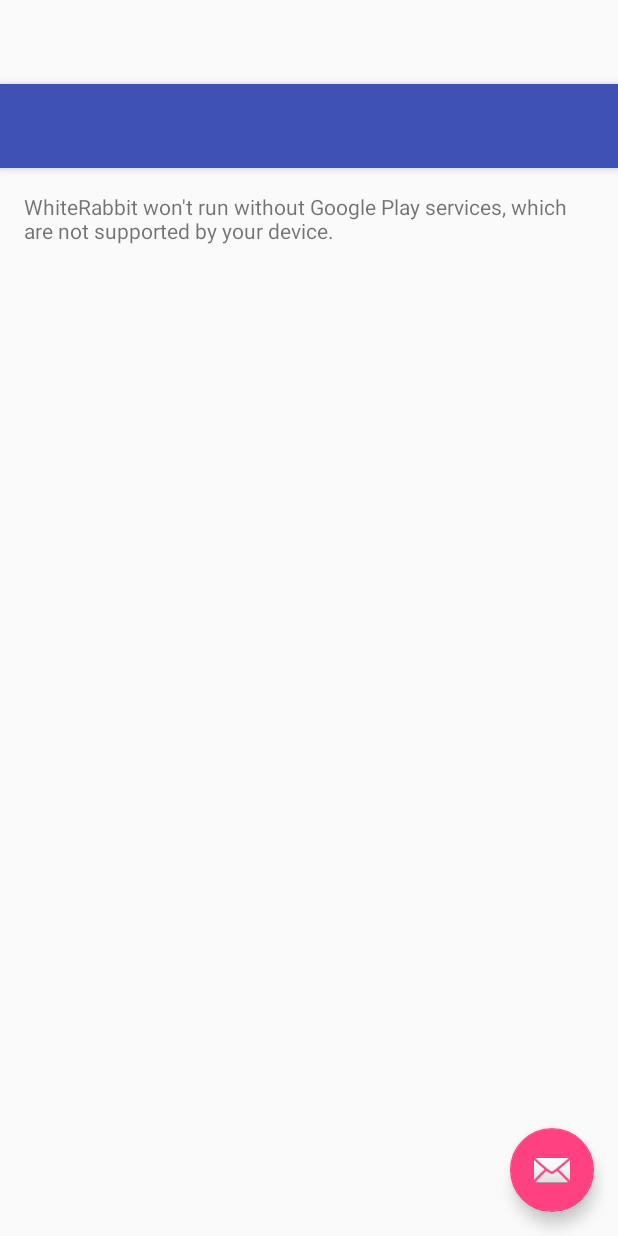
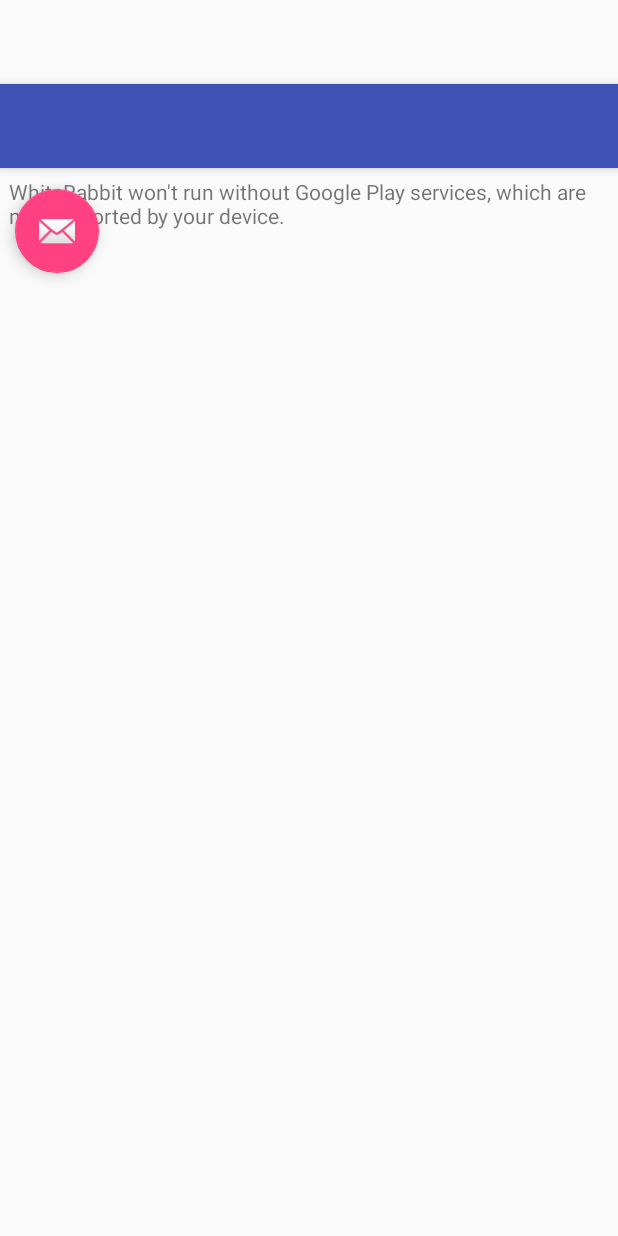
Before and after one commit to kdoul06/WhiteRabbit, an Android app: the layout activity_main.xml on its own in the app's theme, with its tools: preview values and no code run, on a phone screen of 412 x 824 dp. Run offline under Robolectric (Android 15) with nearby library versions, the phone set to English and light mode, and no system bars.

```diff
--- a/app/build.gradle
+++ b/app/build.gradle
@@ -32,7 +32,7 @@ dependencies {
     compile 'com.google.firebase:firebase-auth:10.0.1'
     testCompile 'junit:junit:4.12'
     compile 'com.android.support:gridlayout-v7:25.1.1'
-    compile 'com.android.support:design:23.0.1'
+    compile 'com.android.support:design:25.0.1'
 }
 
 
--- a/app/src/main/res/layout/activity_main.xml
+++ b/app/src/main/res/layout/activity_main.xml
@@ -27,8 +27,9 @@
         android:id="@+id/fab"
         android:layout_width="wrap_content"
         android:layout_height="wrap_content"
-        android:layout_gravity="bottom|end"
-        android:layout_margin="@dimen/fab_margin"
-        app:srcCompat="@android:drawable/ic_dialog_email" />
+        app:srcCompat="@android:drawable/ic_dialog_email"
+        android:layout_gravity="top|left"
+        android:layout_marginTop="70dp"
+        android:layout_marginLeft="10dp" />
 
 </android.support.design.widget.CoordinatorLayout>
--- a/app/src/main/res/layout/activity_maps.xml
+++ b/app/src/main/res/layout/activity_maps.xml
@@ -5,5 +5,4 @@
     android:name="com.google.android.gms.maps.SupportMapFragment"
     android:layout_width="match_parent"
     android:layout_height="match_parent"
-    tools:context="com.ergasia.omada5.WhiteRabbit.activities.MapsActivity"
-    tools:layout="@layout/activity_maps" />
+    tools:context="com.ergasia.omada5.WhiteRabbit.activities.MapsActivity"/>
--- a/app/src/main/res/layout/activity_sign_in.xml
+++ b/app/src/main/res/layout/activity_sign_in.xml
@@ -136,9 +136,9 @@
             android:layout_alignParentEnd="false"
             android:textAllCaps="false"
             android:textSize="10sp"
-            android:gravity="center_vertical"
             android:textAlignment="textEnd"
-            android:layout_gravity="right|center_vertical" />
+            android:layout_gravity="right|center_vertical"
+            android:gravity="end" />
 
         <ImageView
             android:id="@+id/icon"
--- a/app/src/main/res/layout/poi_0_info_short.xml
+++ b/app/src/main/res/layout/poi_0_info_short.xml
@@ -24,7 +24,7 @@
     <ImageView
         android:layout_width="100dp"
         android:layout_height="100dp"
-        app:srcCompat="@drawable/ic_close_light"
+        app:srcCompat="@drawable/IMAGE_01"
         android:id="@+id/poiImage" />
 
     <TextView
--- a/app/src/main/res/values/dimens.xml
+++ b/app/src/main/res/values/dimens.xml
@@ -1,6 +1,6 @@
 <resources>
     <!-- Default screen margins, per the Android Design guidelines. -->
-    <dimen name="activity_horizontal_margin">16dp</dimen>
-    <dimen name="activity_vertical_margin">16dp</dimen>
+    <dimen name="activity_horizontal_margin">6dp</dimen>
+    <dimen name="activity_vertical_margin">6dp</dimen>
     <dimen name="fab_margin">16dp</dimen>
 </resources>
```
Also changed, not shown: app/src/main/res/drawable/IMAGE_01.jpg (added), app/src/main/res/drawable/IMAGE_02.jpg (added), app/src/main/res/drawable/IMAGE_03.jpg (added).
